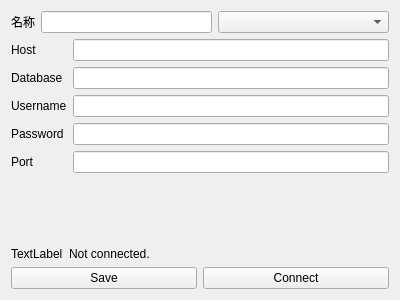
The window that src/ui/dblogin.ui (JerryAZR/xls2pgsql) describes before a commit, drawn with Qt 5.
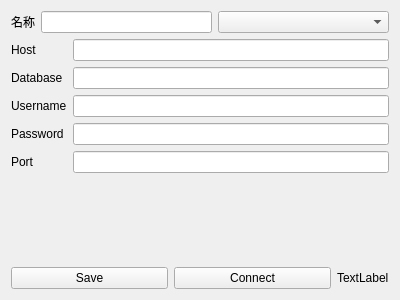
The same window after the commit.

```diff
--- a/src/ui/dblogin.ui
+++ b/src/ui/dblogin.ui
@@ -109,40 +109,16 @@
      </property>
     </spacer>
    </item>
-   <item>
-    <layout class="QHBoxLayout" name="horizontalLayout_4">
-     <item>
-      <widget class="QLabel" name="indicator">
-       <property name="sizePolicy">
-        <sizepolicy hsizetype="Minimum" vsizetype="Preferred">
-         <horstretch>0</horstretch>
-         <verstretch>0</verstretch>
-        </sizepolicy>
-       </property>
-       <property name="text">
-        <string>TextLabel</string>
-       </property>
-      </widget>
-     </item>
-     <item>
-      <widget class="QLabel" name="statusLabel">
-       <property name="sizePolicy">
-        <sizepolicy hsizetype="Expanding" vsizetype="Preferred">
-         <horstretch>0</horstretch>
-         <verstretch>0</verstretch>
-        </sizepolicy>
-       </property>
-       <property name="text">
-        <string>Not connected.</string>
-       </property>
-      </widget>
-     </item>
-    </layout>
-   </item>
    <item>
     <layout class="QHBoxLayout" name="horizontalLayout">
      <item>
       <widget class="QPushButton" name="saveBtn">
+       <property name="sizePolicy">
+        <sizepolicy hsizetype="Expanding" vsizetype="Fixed">
+         <horstretch>0</horstretch>
+         <verstretch>0</verstretch>
+        </sizepolicy>
+       </property>
        <property name="text">
         <string>Save</string>
        </property>
@@ -150,11 +126,30 @@
      </item>
      <item>
       <widget class="QPushButton" name="okBtn">
+       <property name="sizePolicy">
+        <sizepolicy hsizetype="Expanding" vsizetype="Fixed">
+         <horstretch>0</horstretch>
+         <verstretch>0</verstretch>
+        </sizepolicy>
+       </property>
        <property name="text">
         <string>Connect</string>
        </property>
       </widget>
      </item>
+     <item>
+      <widget class="QLabel" name="indicator">
+       <property name="sizePolicy">
+        <sizepolicy hsizetype="Minimum" vsizetype="Preferred">
+         <horstretch>0</horstretch>
+         <verstretch>0</verstretch>
+        </sizepolicy>
+       </property>
+       <property name="text">
+        <string>TextLabel</string>
+       </property>
+      </widget>
+     </item>
     </layout>
    </item>
   </layout>
```
